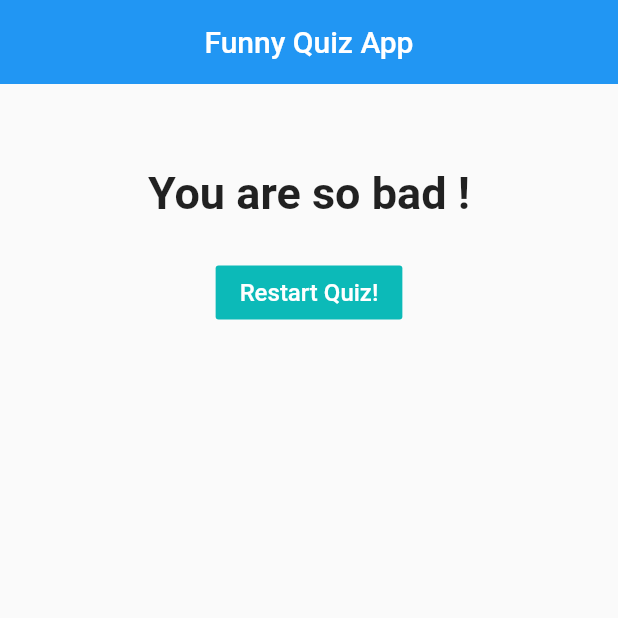
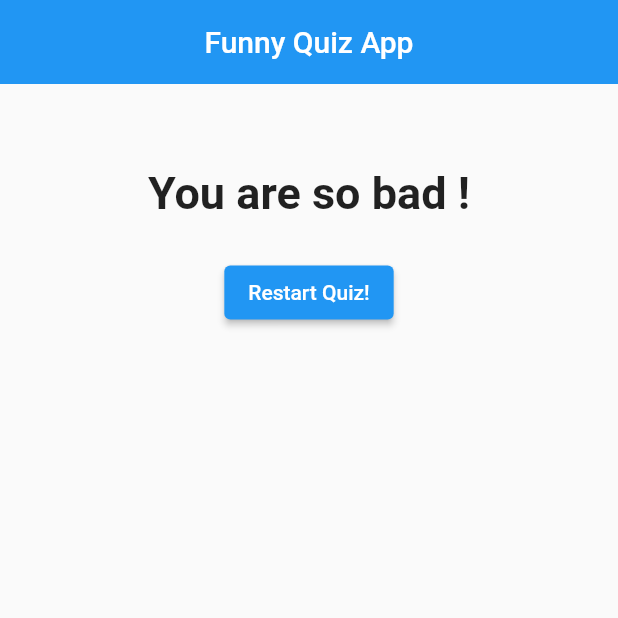
Before and after one commit to ankitpsamrat/Flutter-quiz-app, a Flutter app: the screen it shows after launch, after a tap on "Black", after a tap on "Snake", after a tap on "Dosa", on a phone screen of 412 x 824 dp, the top half of it. Run offline on Flutter 3.47's test engine with Material 2 defaults, Android fonts, the phone set to English and light mode, and no system bars.

Commit message:
first commit

```diff
--- a/lib/main.dart
+++ b/lib/main.dart
@@ -1,8 +1,8 @@
 // ignore_for_file: avoid_print
 
 import 'package:flutter/material.dart';
-import 'pages/quiz_page.dart';
-import 'pages/result_page.dart';
+import '/pages/quiz_page.dart';
+import '/pages/result_page.dart';
 
 void main() {
   runApp(const MyApp());
--- a/lib/pages/answer_page.dart
+++ b/lib/pages/answer_page.dart
@@ -40,20 +40,25 @@ class Answer extends StatelessWidget {
             ],
           ),
         ),
-        child: FlatButton(
-          child: Text(
-            answerText,
-            style: const TextStyle(
-              fontSize: 15,
-            ),
-          ),
-          textColor: Colors.white,
-          color: Colors.transparent,
-          shape: RoundedRectangleBorder(
-            borderRadius: BorderRadius.circular(30.0),
-          ),
+
+        child: ElevatedButton(
           onPressed: selectHandler,
+          child: Text(answerText),
         ),
+        // child: FlatButton(
+        //   child: Text(
+        //     answerText,
+        //     style: const TextStyle(
+        //       fontSize: 15,
+        //     ),
+        //   ),
+        //   textColor: Colors.white,
+        //   color: Colors.transparent,
+        //   shape: RoundedRectangleBorder(
+        //     borderRadius: BorderRadius.circular(30.0),
+        //   ),
+        //   onPressed: selectHandler,
+        // ),
       ),
     );
   }
--- a/lib/pages/quiz_page.dart
+++ b/lib/pages/quiz_page.dart
@@ -1,8 +1,8 @@
 // ignore_for_file: use_key_in_widget_constructors
 
 import 'package:flutter/material.dart';
-import 'answer_page.dart';
-import 'question_page.dart';
+import '/pages/answer_page.dart';
+import '/pages/question_page.dart';
 
 // class Quiz extends StatelessWidget {
 //   const Quiz({
--- a/lib/pages/result_page.dart
+++ b/lib/pages/result_page.dart
@@ -50,20 +50,22 @@ class Result extends StatelessWidget {
               ),
               textAlign: TextAlign.center,
             ),
-            const SizedBox(
-              height: 25,
+            const SizedBox(height: 25),
+            ElevatedButton(
+              onPressed: resetHandler,
+              child: const Text('Restart Quiz!'),
             ),
-            FlatButton(
-              child: const Text(
-                'Restart Quiz!',
-                style: TextStyle(
-                  fontSize: 16,
-                ),
-              ),
-              textColor: Colors.white,
-              color: const Color(0xff0cbab8),
-              onPressed: resetHandler,
-            ),
+            // FlatButton(
+            //   child: const Text(
+            //     'Restart Quiz!',
+            //     style: TextStyle(
+            //       fontSize: 16,
+            //     ),
+            //   ),
+            //   textColor: Colors.white,
+            //   color: const Color(0xff0cbab8),
+            //   onPressed: resetHandler,
+            // ),
           ],
         ),
       ),
```
Also changed, not shown: pubspec.lock.
